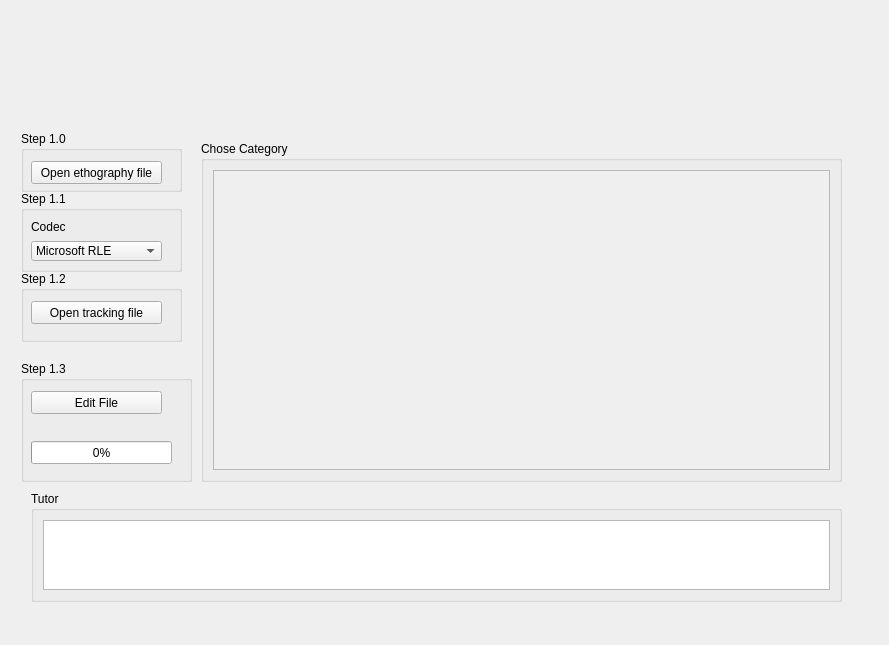
First picture: the form in telafluxocomportamental.ui, repository EthoWatcher/ethowatcher, before the edit.
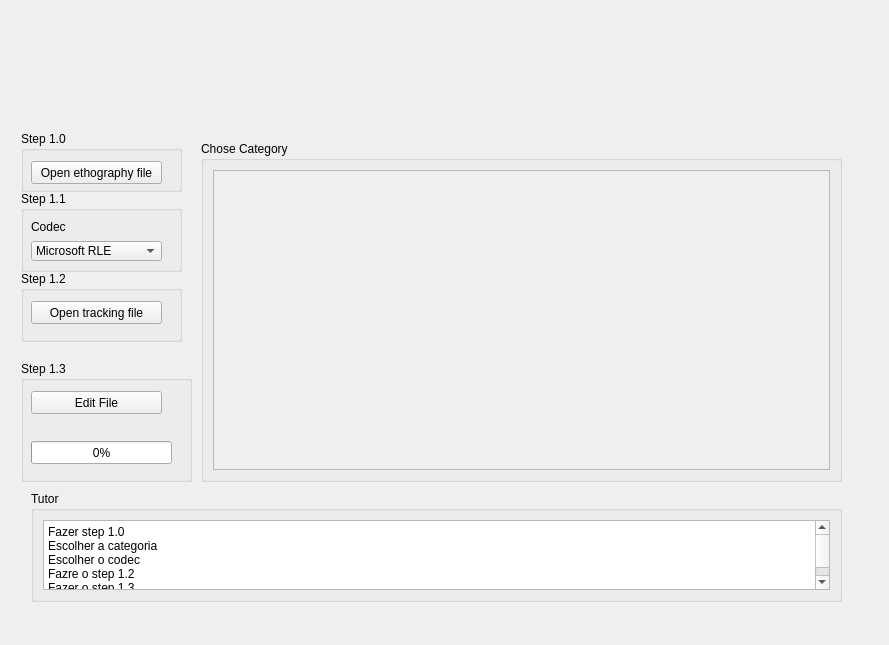
Second picture: the form after the edit. Icons and pictures are not drawn.

Diff of the .ui file:
```diff
--- a/telafluxocomportamental.ui
+++ b/telafluxocomportamental.ui
@@ -31,7 +31,15 @@
        </property>
        <layout class="QVBoxLayout" name="verticalLayout_4">
         <item>
-         <widget class="QPlainTextEdit" name="plainTextEdit"/>
+         <widget class="QPlainTextEdit" name="plainTextEdit">
+          <property name="plainText">
+           <string>Fazer step 1.0
+Escolher a categoria
+Escolher o codec
+Fazre o step 1.2
+Fazer o step 1.3</string>
+          </property>
+         </widget>
         </item>
        </layout>
       </widget>
```
